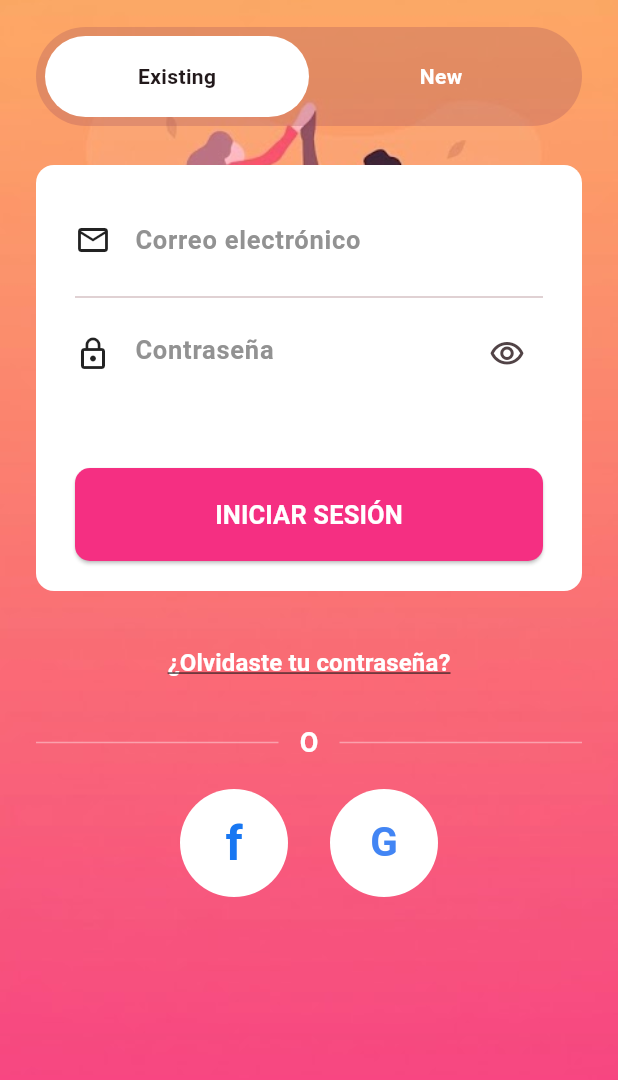
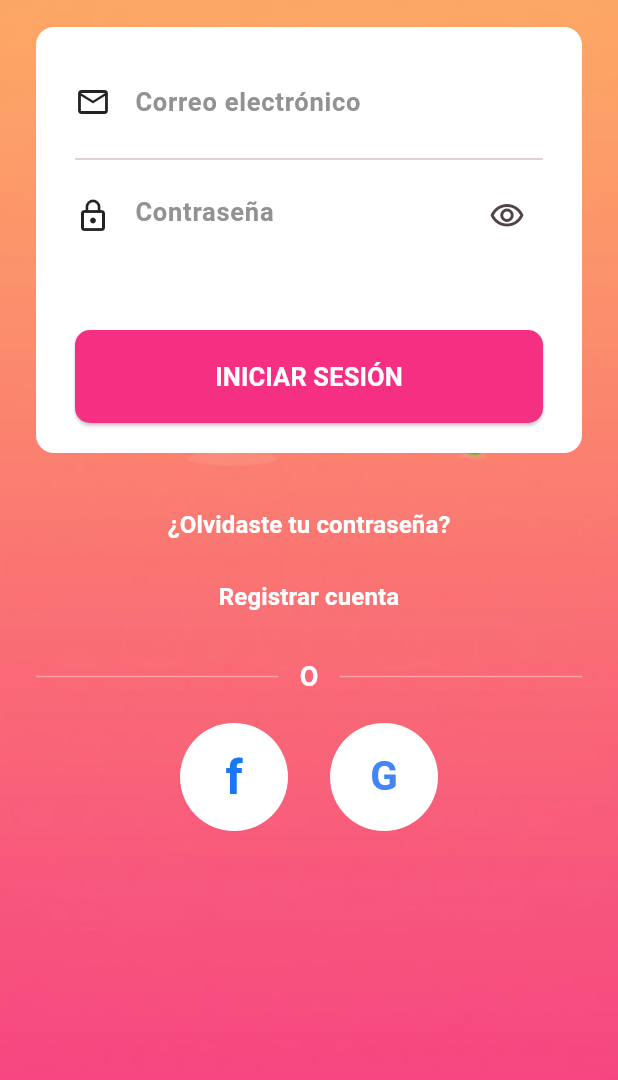
Before and after one commit to juangiraaaldo/Taller3_Flutter, a Flutter app: the screen it shows after launch, on a phone screen of 412 x 824 dp. Shown: the top 1080 px of the screen. Run offline on Flutter 3.47's test engine with Material 3 defaults, Android fonts, the phone set to English and light mode, and no system bars; Roboto replaces fonts that are missing (Arial).

Commit message:
feat: Phase 2 of Taller 3

```diff
--- a/lib/features/auth/presentation/pages/forgot_password_page.dart
+++ b/lib/features/auth/presentation/pages/forgot_password_page.dart
@@ -23,6 +23,7 @@ class _ForgotPasswordPageState extends State<ForgotPasswordPage> {
   Widget build(BuildContext context) {
     return Scaffold(
       body: AuthBackground(
+        useGradient: true,
         child: SingleChildScrollView(
           padding: const EdgeInsets.fromLTRB(24, 28, 24, 32),
           child: Column(
--- a/lib/features/auth/presentation/pages/login.dart
+++ b/lib/features/auth/presentation/pages/login.dart
@@ -1,6 +1,7 @@
 import 'package:flutter/material.dart';
 
 import '../../../../core/constants/app_colors.dart';
+import '../../data/auth_api.dart';
 import '../widgets/auth_background.dart';
 import 'forgot_password_page.dart';
 import 'register_page.dart';
@@ -16,7 +17,9 @@ class _LoginPageState extends State<LoginPage> {
   final _formKey = GlobalKey<FormState>();
   final _emailController = TextEditingController();
   final _passwordController = TextEditingController();
+  final _authApi = AuthApi();
   bool _obscurePassword = true;
+  bool _loading = false;
 
   @override
   void dispose() {
@@ -26,12 +29,30 @@ class _LoginPageState extends State<LoginPage> {
   }
 
   void _login() {
-    if (_formKey.currentState!.validate()) {
-      ScaffoldMessenger.of(context).showSnackBar(
-        const SnackBar(content: Text('Listo para conectar con la API')),
-      );
+    if (!_formKey.currentState!.validate() || _loading) return;
+
+    setState(() => _loading = true);
+    _authApi
+        .login(
+          email: _emailController.text,
+          password: _passwordController.text,
+        )
+        .then((message) {
+          if (!mounted) return;
+          ScaffoldMessenger.of(context).showSnackBar(
+            SnackBar(content: Text(message)),
+          );
+        })
+        .catchError((error) {
+          if (!mounted) return;
+          ScaffoldMessenger.of(context).showSnackBar(
+            SnackBar(content: Text(error.toString().replaceFirst('Exception: ', ''))),
+          );
+        })
+        .whenComplete(() {
+          if (mounted) setState(() => _loading = false);
+        });
     }
-  }
 
   @override
   Widget build(BuildContext context) {
@@ -47,8 +68,6 @@ class _LoginPageState extends State<LoginPage> {
                 ),
                 child: Column(
                   children: [
-                    _modeSelector(),
-                    const SizedBox(height: 26),
                     _loginForm(),
                     const SizedBox(height: 24),
                     TextButton(
@@ -61,7 +80,23 @@ class _LoginPageState extends State<LoginPage> {
                         '¿Olvidaste tu contraseña?',
                         style: TextStyle(
                           color: Colors.white,
-                          decoration: TextDecoration.underline,
+                          decoration: TextDecoration.none,
+                          fontSize: 16,
+                          fontWeight: FontWeight.w600,
+                        ),
+                      ),
+                    ),
+                    TextButton(
+                      onPressed: () => Navigator.of(context).push(
+                        MaterialPageRoute(
+                          builder: (_) => const RegisterPage(),
+                        ),
+                      ),
+                      child: const Text(
+                        'Registrar cuenta',
+                        style: TextStyle(
+                          color: Colors.white,
+                          decoration: TextDecoration.none,
                           fontSize: 16,
                           fontWeight: FontWeight.w600,
                         ),
@@ -77,51 +112,6 @@ class _LoginPageState extends State<LoginPage> {
             );
           },
         ),
-      ),
-    );
-  }
-
-  Widget _modeSelector() {
-    return Container(
-      height: 66,
-      padding: const EdgeInsets.all(6),
-      decoration: BoxDecoration(
-        color: const Color(0x3D8D3F5A),
-        borderRadius: BorderRadius.circular(36),
-      ),
-      child: Row(
-        children: [
-          Expanded(
-            child: Container(
-              decoration: BoxDecoration(
-                color: Colors.white,
-                borderRadius: BorderRadius.circular(30),
-              ),
-              child: const Center(
-                child: Text(
-                  'Existing',
-                  style: TextStyle(fontWeight: FontWeight.bold),
-                ),
-              ),
-            ),
-          ),
-          Expanded(
-            child: InkWell(
-              onTap: () => Navigator.of(context).pushReplacement(
-                MaterialPageRoute(builder: (_) => const RegisterPage()),
-              ),
-              child: const Center(
-                child: Text(
-                  'New',
-                  style: TextStyle(
-                    color: Colors.white,
-                    fontWeight: FontWeight.bold,
-                  ),
-                ),
-              ),
-            ),
-          ),
-        ],
       ),
     );
   }
@@ -174,10 +164,22 @@ class _LoginPageState extends State<LoginPage> {
                       borderRadius: BorderRadius.circular(10),
                     ),
                   ),
-                  child: const Text(
-                    'INICIAR SESIÓN',
-                    style: TextStyle(fontSize: 17, fontWeight: FontWeight.bold),
-                  ),
+                  child: _loading
+                      ? const SizedBox(
+                          width: 22,
+                          height: 22,
+                          child: CircularProgressIndicator(
+                            color: Colors.white,
+                            strokeWidth: 2,
+                          ),
+                        )
+                      : const Text(
+                          'INICIAR SESIÓN',
+                          style: TextStyle(
+                            fontSize: 17,
+                            fontWeight: FontWeight.bold,
+                          ),
+                        ),
                 ),
               ),
             ),
--- a/lib/features/auth/presentation/widgets/auth_background.dart
+++ b/lib/features/auth/presentation/widgets/auth_background.dart
@@ -3,20 +3,45 @@ import 'package:flutter/material.dart';
 import '../../../../core/constants/app_colors.dart';
 
 class AuthBackground extends StatelessWidget {
-  const AuthBackground({required this.child, super.key});
+  const AuthBackground({
+    required this.child,
+    this.useGradient = false,
+    super.key,
+  });
 
   final Widget child;
+  final bool useGradient;
 
   @override
   Widget build(BuildContext context) {
-    return DecoratedBox(
-      decoration: const BoxDecoration(
-        image: DecorationImage(
-          image: AssetImage('lib/assets/fondo.png'),
-          fit: BoxFit.cover,
+    return Stack(
+      fit: StackFit.expand,
+      children: [
+        const DecoratedBox(
+          decoration: BoxDecoration(
+            image: DecorationImage(
+              image: AssetImage('lib/assets/fondo.png'),
+              fit: BoxFit.cover,
+            ),
+          ),
         ),
-      ),
-      child: SafeArea(child: child),
+        if (useGradient)
+          const DecoratedBox(
+            decoration: BoxDecoration(
+              gradient: LinearGradient(
+                begin: Alignment.topLeft,
+                end: Alignment.bottomRight,
+                colors: [
+                  Color(0xBDF52F82),
+                  Color(0xA9FF8D68),
+                  Color(0xD9FFB15E),
+                ],
+                stops: [0.0, 0.55, 1.0],
+              ),
+            ),
+          ),
+        SafeArea(child: child),
+      ],
     );
   }
 }
--- a/pubspec.yaml
+++ b/pubspec.yaml
@@ -30,6 +30,8 @@ environment:
 dependencies:
   flutter:
     sdk: flutter
+
+  http: ^1.5.0
 
   # The following adds the Cupertino Icons font to your application.
   # Use with the CupertinoIcons class for iOS style icons.
```
Also changed, not shown: lib/features/auth/data/auth_api.dart (added, +58 -0 lines), lib/features/auth/presentation/pages/register_page.dart (+64 -65 lines), pubspec.lock, 6 other files.
